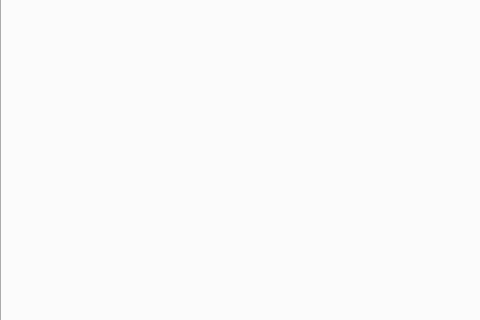
This is src/Visu/EmbSysVisu.ui in asbr90/EmbSysTesting-Tool as Qt 5 draws it before an edit; both pictures show x 0 to 480 and y 239 to 559 of the 1216 by 783 pixel window. The edited form follows.
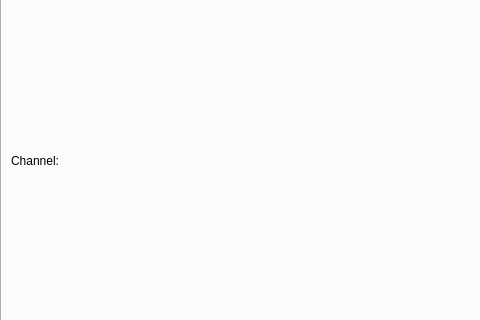
This is the edited form. Custom widgets are drawn as their Qt base class.

The edit to the form file:
```diff
--- a/src/Visu/EmbSysVisu.ui
+++ b/src/Visu/EmbSysVisu.ui
@@ -39,6 +39,32 @@
      <attribute name="title">
       <string>Logic Analyzer</string>
      </attribute>
+     <widget class="QWidget" name="verticalLayoutWidget">
+      <property name="geometry">
+       <rect>
+        <x>9</x>
+        <y>9</y>
+        <width>1181</width>
+        <height>691</height>
+       </rect>
+      </property>
+      <layout class="QVBoxLayout" name="verticalLayout">
+       <item>
+        <layout class="QHBoxLayout" name="horizontalLayout">
+         <item>
+          <widget class="QLabel" name="label">
+           <property name="text">
+            <string>Channel:</string>
+           </property>
+          </widget>
+         </item>
+         <item>
+          <widget class="QwtPlot" name="qwtPlot"/>
+         </item>
+        </layout>
+       </item>
+      </layout>
+     </widget>
     </widget>
     <widget class="QWidget" name="dataAnalyzer">
      <attribute name="title">
@@ -131,6 +157,13 @@
    </property>
   </action>
  </widget>
+ <customwidgets>
+  <customwidget>
+   <class>QwtPlot</class>
+   <extends>QFrame</extends>
+   <header>qwt_plot.h</header>
+  </customwidget>
+ </customwidgets>
  <resources/>
  <connections/>
 </ui>
```
